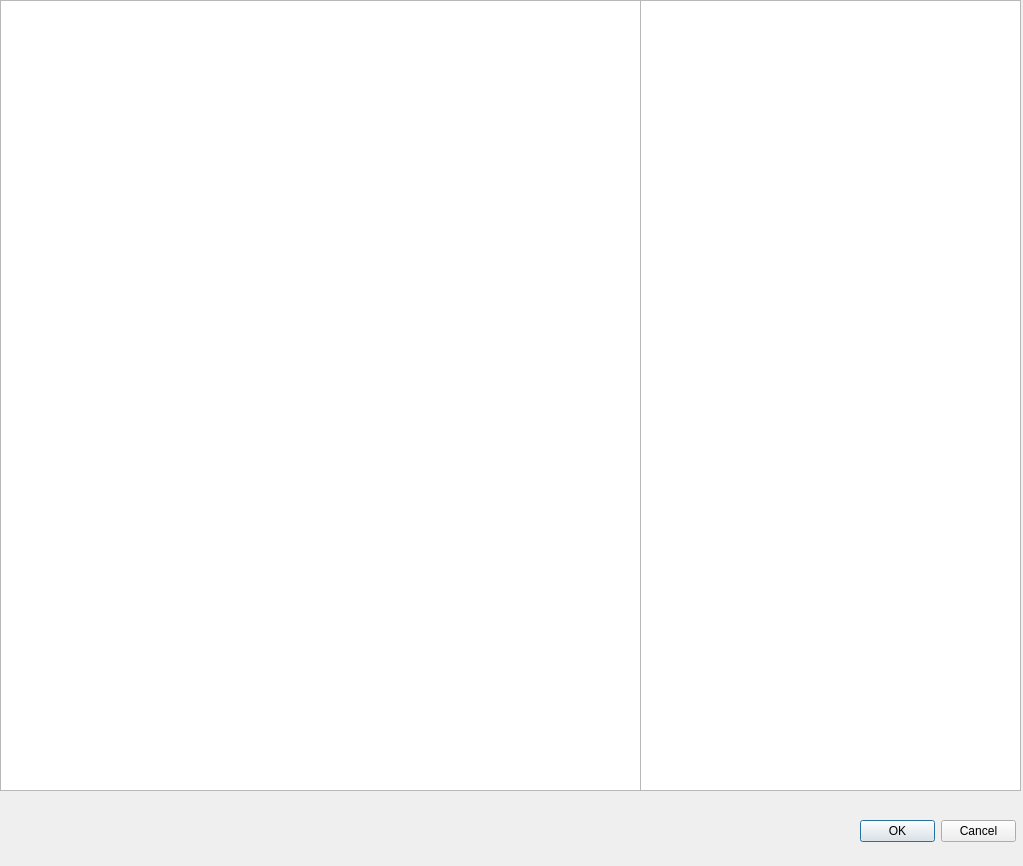
First picture: the form in photomanager/qt/file_dup.ui, repository wrenchzc/photomanagger, before the edit.
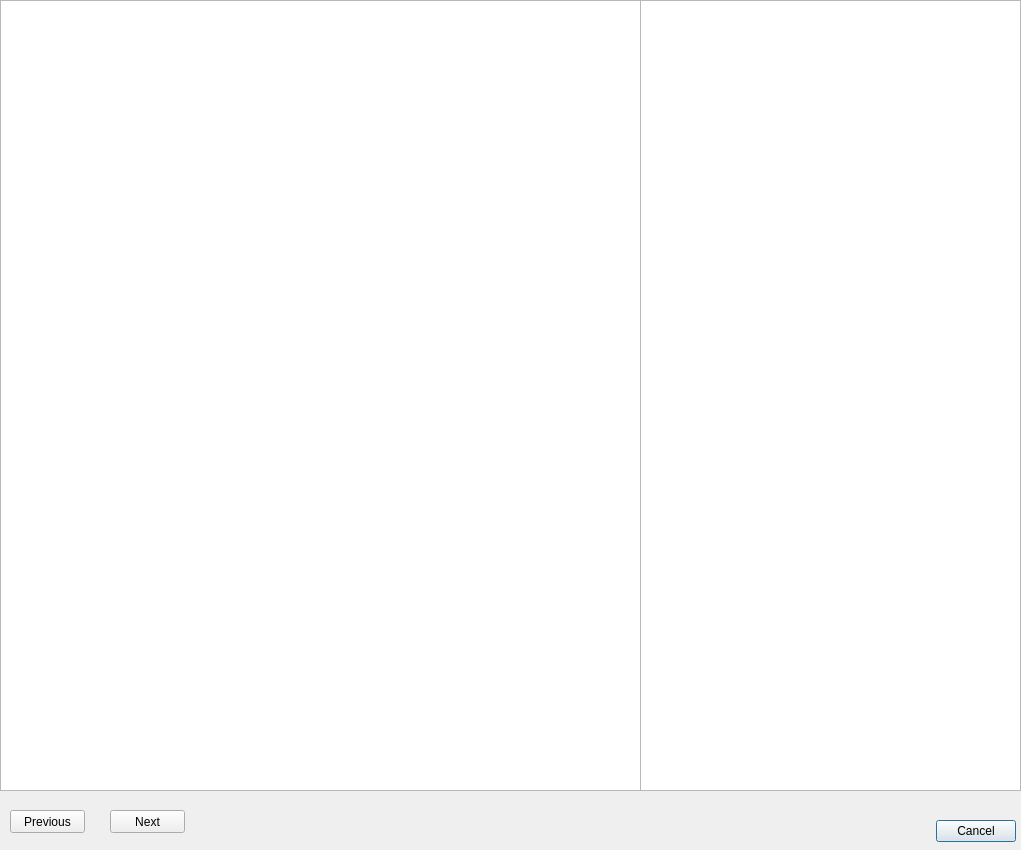
Second picture: the form after the edit.

Commit message: fix remove dup

```diff
--- a/photomanager/qt/file_dup.ui
+++ b/photomanager/qt/file_dup.ui
@@ -2,12 +2,15 @@
 <ui version="4.0">
  <class>Dialog</class>
  <widget class="QDialog" name="Dialog">
+  <property name="enabled">
+   <bool>true</bool>
+  </property>
   <property name="geometry">
    <rect>
     <x>0</x>
     <y>0</y>
-    <width>1023</width>
-    <height>866</height>
+    <width>1021</width>
+    <height>850</height>
    </rect>
   </property>
   <property name="windowTitle">
@@ -46,14 +49,43 @@
   <widget class="QDialogButtonBox" name="buttonBox">
    <property name="geometry">
     <rect>
-     <x>860</x>
+     <x>935</x>
      <y>820</y>
-     <width>156</width>
+     <width>81</width>
      <height>23</height>
     </rect>
    </property>
    <property name="standardButtons">
-    <set>QDialogButtonBox::Cancel|QDialogButtonBox::Ok</set>
+    <set>QDialogButtonBox::Cancel</set>
+   </property>
+   <property name="centerButtons">
+    <bool>false</bool>
+   </property>
+  </widget>
+  <widget class="QPushButton" name="btnPrev">
+   <property name="geometry">
+    <rect>
+     <x>10</x>
+     <y>810</y>
+     <width>75</width>
+     <height>23</height>
+    </rect>
+   </property>
+   <property name="text">
+    <string>Previous</string>
+   </property>
+  </widget>
+  <widget class="QPushButton" name="btnNext">
+   <property name="geometry">
+    <rect>
+     <x>110</x>
+     <y>810</y>
+     <width>75</width>
+     <height>23</height>
+    </rect>
+   </property>
+   <property name="text">
+    <string>Next</string>
    </property>
   </widget>
  </widget>
```
Left out of the diff: 5 changed lines with no effect on the pictures. The commit also changes 1 other file.
